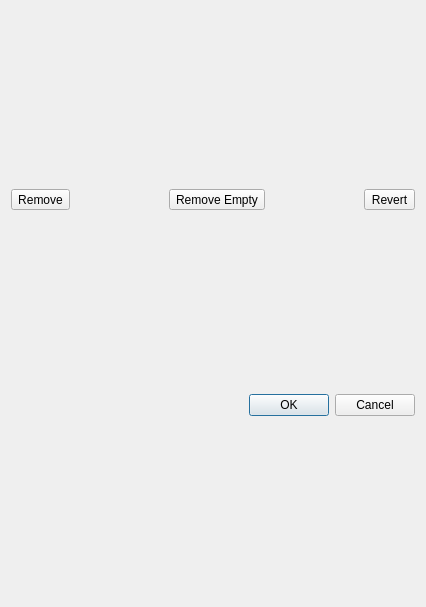
First picture: the form in irs/src/gui/wfipsdispatcheditdialog.ui, repository firelab/wfips, before the edit.
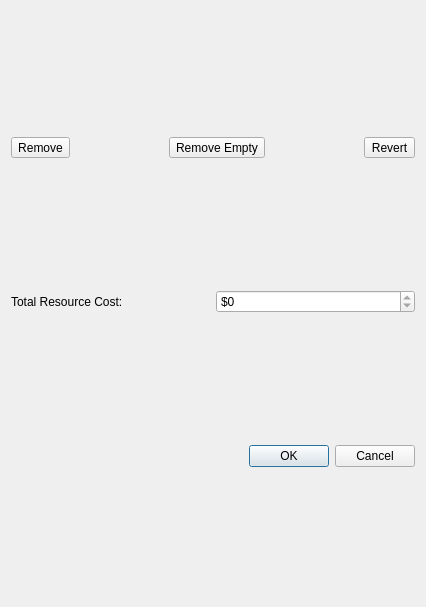
Second picture: the form after the edit.

Commit message: add preliminary costs to gui

The edit to the form file:
```diff
--- a/irs/src/gui/wfipsdispatcheditdialog.ui
+++ b/irs/src/gui/wfipsdispatcheditdialog.ui
@@ -74,6 +74,30 @@
      </item>
     </layout>
    </item>
+   <item>
+    <layout class="QHBoxLayout" name="horizontalLayout_3">
+     <item>
+      <widget class="QLabel" name="label">
+       <property name="text">
+        <string>Total Resource Cost:</string>
+       </property>
+      </widget>
+     </item>
+     <item>
+      <widget class="QSpinBox" name="costSpinBox">
+       <property name="readOnly">
+        <bool>true</bool>
+       </property>
+       <property name="prefix">
+        <string>$</string>
+       </property>
+       <property name="maximum">
+        <number>999999999</number>
+       </property>
+      </widget>
+     </item>
+    </layout>
+   </item>
    <item>
     <layout class="QHBoxLayout" name="horizontalLayout">
      <item>
```
The commit also changes 5 other files.
